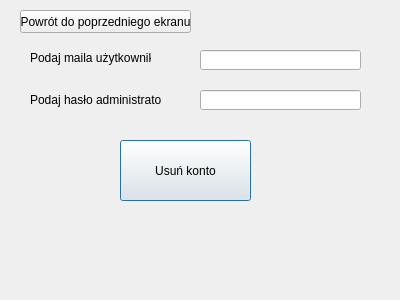
Gierlaszek/Banking-System-Sym, file MAIN_MENU/admin_acc_delete.ui: the form before one commit.
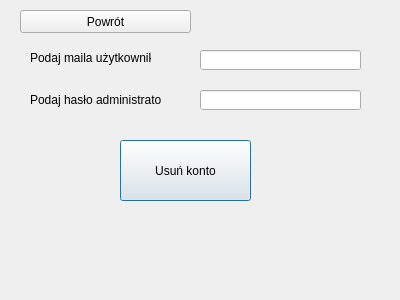
The form after the commit.

```diff
--- a/MAIN_MENU/admin_acc_delete.ui
+++ b/MAIN_MENU/admin_acc_delete.ui
@@ -82,7 +82,7 @@
     </rect>
    </property>
    <property name="text">
-    <string>Powrót do poprzedniego ekranu</string>
+    <string>Powrót</string>
    </property>
   </widget>
  </widget>
```
